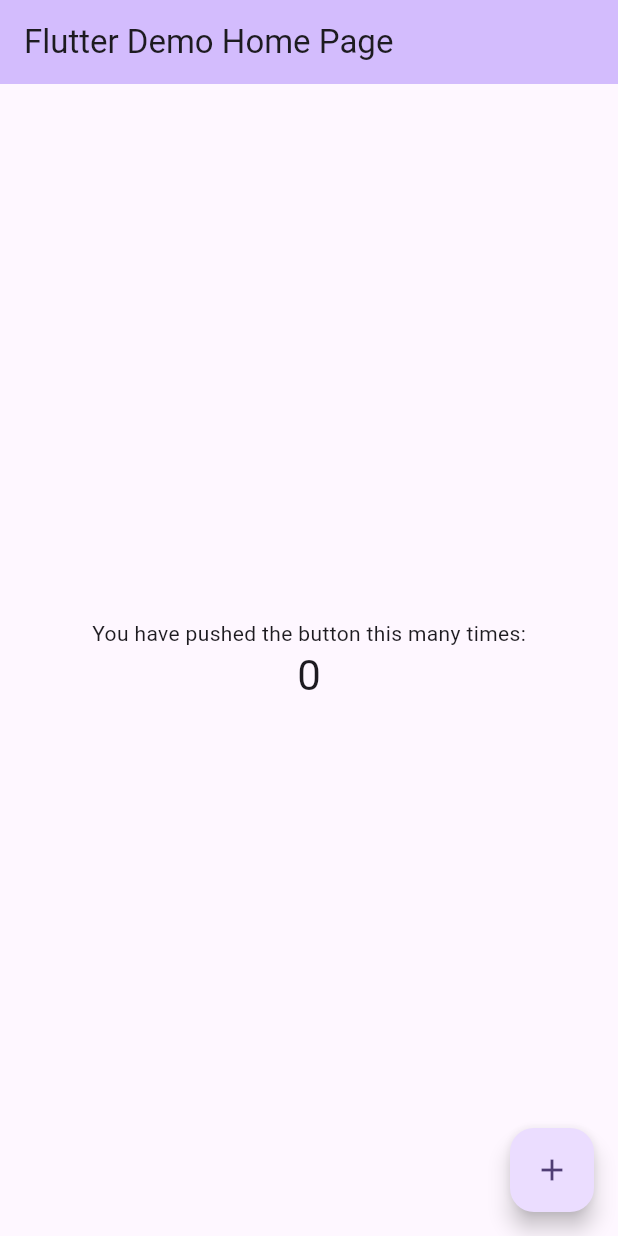
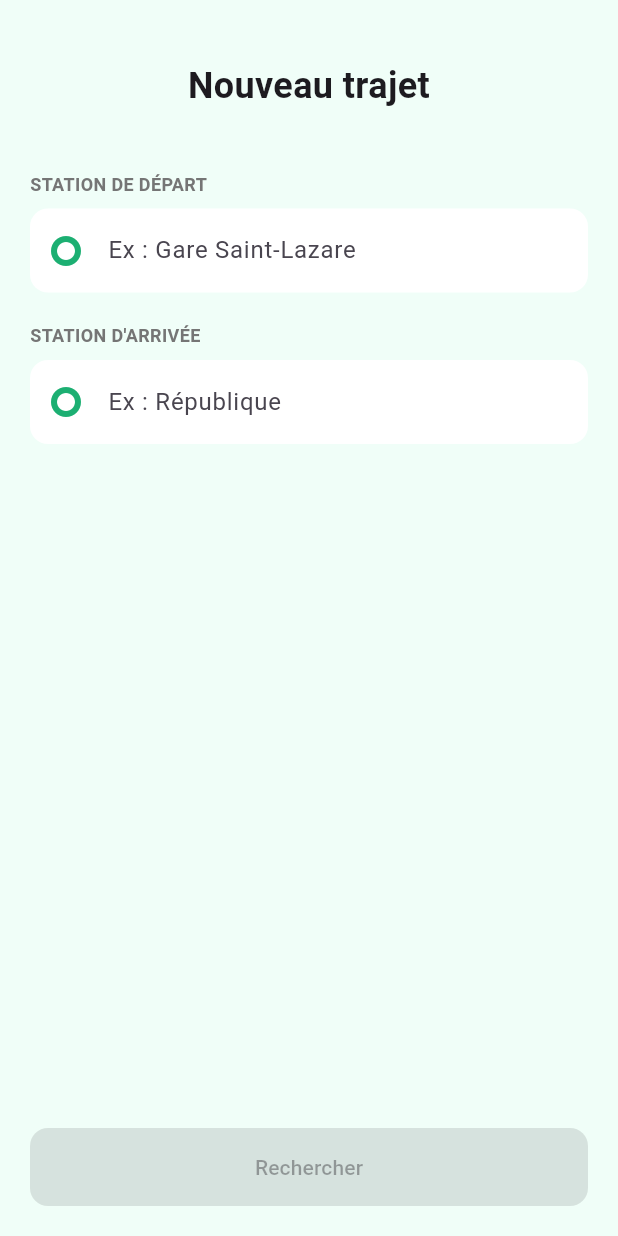
Before and after one commit to elodieln/projet_flutter_ratp, a Flutter app: the screen it shows after launch, on a phone screen of 412 x 824 dp. Run offline on Flutter 3.47's test engine with Material 3 defaults, Android fonts, the light colour scheme and no system bars; statements that could not run were skipped.

Commit message:
implémentation des features

```diff
--- a/lib/main.dart
+++ b/lib/main.dart
@@ -1,122 +1,45 @@
+// lib/main.dart
+import 'package:projet_ratp/screens/search_screen.dart';
+import 'package:projet_ratp/services/data_service.dart';
 import 'package:flutter/material.dart';
 
-void main() {
+void main() async {
+  WidgetsFlutterBinding.ensureInitialized();
+  await DataService().loadData(); // On charge les données au lancement
   runApp(const MyApp());
 }
 
 class MyApp extends StatelessWidget {
   const MyApp({super.key});
-
-  // This widget is the root of your application.
   @override
   Widget build(BuildContext context) {
     return MaterialApp(
-      title: 'Flutter Demo',
+      title: 'Positionnement RATP',
+      debugShowCheckedModeBanner: false,
       theme: ThemeData(
-        // This is the theme of your application.
-        //
-        // TRY THIS: Try running your application with "flutter run". You'll see
-        // the application has a purple toolbar. Then, without quitting the app,
-        // try changing the seedColor in the colorScheme below to Colors.green
-        // and then invoke "hot reload" (save your changes or press the "hot
-        // reload" button in a Flutter-supported IDE, or press "r" if you used
-        // the command line to start the app).
-        //
-        // Notice that the counter didn't reset back to zero; the application
-        // state is not lost during the reload. To reset the state, use hot
-        // restart instead.
-        //
-        // This works for code too, not just values: Most code changes can be
-        // tested with just a hot reload.
-        colorScheme: ColorScheme.fromSeed(seedColor: Colors.deepPurple),
+        primarySwatch: Colors.green,
+        scaffoldBackgroundColor: const Color(0xFFF0FEF8),
+        inputDecorationTheme: InputDecorationTheme(
+          filled: true,
+          fillColor: Colors.white,
+          border: OutlineInputBorder(
+            borderRadius: BorderRadius.circular(12),
+            borderSide: BorderSide.none,
+          ),
+          prefixIconColor: const Color(0xFF1CAF72),
+        ),
+        elevatedButtonTheme: ElevatedButtonThemeData(
+          style: ElevatedButton.styleFrom(
+            backgroundColor: const Color(0xFF1CAF72),
+            foregroundColor: Colors.white,
+            shape: RoundedRectangleBorder(
+              borderRadius: BorderRadius.circular(12),
+            ),
+            padding: const EdgeInsets.symmetric(vertical: 16),
+          ),
+        ),
       ),
-      home: const MyHomePage(title: 'Flutter Demo Home Page'),
+      home: const SearchScreen(), // Notre premier écran
     );
   }
 }
-
-class MyHomePage extends StatefulWidget {
-  const MyHomePage({super.key, required this.title});
-
-  // This widget is the home page of your application. It is stateful, meaning
-  // that it has a State object (defined below) that contains fields that affect
-  // how it looks.
-
-  // This class is the configuration for the state. It holds the values (in this
-  // case the title) provided by the parent (in this case the App widget) and
-  // used by the build method of the State. Fields in a Widget subclass are
-  // always marked "final".
-
-  final String title;
-
-  @override
-  State<MyHomePage> createState() => _MyHomePageState();
-}
-
-class _MyHomePageState extends State<MyHomePage> {
-  int _counter = 0;
-
-  void _incrementCounter() {
-    setState(() {
-      // This call to setState tells the Flutter framework that something has
-      // changed in this State, which causes it to rerun the build method below
-      // so that the display can reflect the updated values. If we changed
-      // _counter without calling setState(), then the build method would not be
-      // called again, and so nothing would appear to happen.
-      _counter++;
-    });
-  }
-
-  @override
-  Widget build(BuildContext context) {
-    // This method is rerun every time setState is called, for instance as done
-    // by the _incrementCounter method above.
-    //
-    // The Flutter framework has been optimized to make rerunning build methods
-    // fast, so that you can just rebuild anything that needs updating rather
-    // than having to individually change instances of widgets.
-    return Scaffold(
-      appBar: AppBar(
-        // TRY THIS: Try changing the color here to a specific color (to
-        // Colors.amber, perhaps?) and trigger a hot reload to see the AppBar
-        // change color while the other colors stay the same.
-        backgroundColor: Theme.of(context).colorScheme.inversePrimary,
-        // Here we take the value from the MyHomePage object that was created by
-        // the App.build method, and use it to set our appbar title.
-        title: Text(widget.title),
-      ),
-      body: Center(
-        // Center is a layout widget. It takes a single child and positions it
-        // in the middle of the parent.
-        child: Column(
-          // Column is also a layout widget. It takes a list of children and
-          // arranges them vertically. By default, it sizes itself to fit its
-          // children horizontally, and tries to be as tall as its parent.
-          //
-          // Column has various properties to control how it sizes itself and
-          // how it positions its children. Here we use mainAxisAlignment to
-          // center the children vertically; the main axis here is the vertical
-          // axis because Columns are vertical (the cross axis would be
-          // horizontal).
-          //
-          // TRY THIS: Invoke "debug painting" (choose the "Toggle Debug Paint"
-          // action in the IDE, or press "p" in the console), to see the
-          // wireframe for each widget.
-          mainAxisAlignment: MainAxisAlignment.center,
-          children: <Widget>[
-            const Text('You have pushed the button this many times:'),
-            Text(
-              '$_counter',
-              style: Theme.of(context).textTheme.headlineMedium,
-            ),
-          ],
-        ),
-      ),
-      floatingActionButton: FloatingActionButton(
-        onPressed: _incrementCounter,
-        tooltip: 'Increment',
-        child: const Icon(Icons.add),
-      ), // This trailing comma makes auto-formatting nicer for build methods.
-    );
-  }
-}
--- a/lib/models/positionnement.dart
+++ b/lib/models/positionnement.dart
@@ -0,0 +1,34 @@
+// lib/models/positionnement.dart
+class Positionnement {
+  final String fromName;
+  final String lineName;
+  final String toName;
+  final String positionAverage;
+  final int position;
+  final int positionMax;
+
+  Positionnement({
+    required this.fromName,
+    required this.lineName,
+    required this.toName,
+    required this.positionAverage,
+    required this.position,
+    required this.positionMax,
+  });
+
+  factory Positionnement.fromJson(Map<String, dynamic> json) {
+    return Positionnement(
+      fromName: json['from_name'] ?? 'N/A',
+      lineName: json['line_name'] ?? 'N/A',
+      toName: json['to_name'] ?? 'N/A',
+      positionAverage: json['position_average'] ?? 'N/A',
+      position: json['position'] ?? 0,
+      positionMax: json['position_max'] ?? 0,
+    );
+  }
+
+  @override
+  String toString() {
+    return 'Ligne $lineName: $fromName -> $toName ($positionAverage)';
+  }
+}
--- a/lib/screens/search_screen.dart
+++ b/lib/screens/search_screen.dart
@@ -0,0 +1,154 @@
+// lib/screens/search_screen.dart
+import 'package:projet_ratp/screens/results_screen.dart';
+import 'package:flutter/material.dart';
+import '../services/data_service.dart';
+
+class SearchScreen extends StatefulWidget {
+  const SearchScreen({super.key});
+
+  @override
+  State<SearchScreen> createState() => _SearchScreenState();
+}
+
+class _SearchScreenState extends State<SearchScreen> {
+  final DataService _dataService = DataService();
+  String? _startStation;
+  String? _endStation;
+
+  bool get isSearchButtonEnabled =>
+      _startStation != null && _endStation != null && _startStation != _endStation;
+
+  @override
+  Widget build(BuildContext context) {
+    return Scaffold(
+      body: SafeArea(
+        child: Padding(
+          padding: const EdgeInsets.all(20.0),
+          child: Column(
+            crossAxisAlignment: CrossAxisAlignment.stretch,
+            children: [
+              const SizedBox(height: 20),
+              const Text(
+                'Nouveau trajet',
+                style: TextStyle(fontSize: 24, fontWeight: FontWeight.bold),
+                textAlign: TextAlign.center,
+              ),
+              const SizedBox(height: 40),
+              _buildAutocompleteField(
+                label: 'STATION DE DÉPART',
+                hint: 'Ex : Gare Saint-Lazare',
+                onSelected: (station) {
+                  setState(() {
+                    _startStation = station;
+                  });
+                },
+              ),
+              const SizedBox(height: 20),
+              _buildAutocompleteField(
+                label: 'STATION D\'ARRIVÉE',
+                hint: 'Ex : République',
+                onSelected: (station) {
+                  setState(() {
+                    _endStation = station;
+                  });
+                },
+              ),
+              const Spacer(),
+              ElevatedButton(
+                onPressed: isSearchButtonEnabled
+                    ? () {
+                        Navigator.push(
+                          context,
+                          MaterialPageRoute(
+                            builder: (context) => ResultsScreen(
+                              startStation: _startStation!,
+                              endStation: _endStation!,
+                            ),
+                          ),
+                        );
+                      }
+                    : null,
+                child: const Text('Rechercher'),
+              ),
+            ],
+          ),
+        ),
+      ),
+    );
+  }
+
+  Widget _buildAutocompleteField({
+    required String label,
+    required String hint,
+    required Function(String) onSelected,
+  }) {
+    return Column(
+      crossAxisAlignment: CrossAxisAlignment.start,
+      children: [
+        Text(
+          label,
+          style: TextStyle(
+            color: Colors.grey[600],
+            fontWeight: FontWeight.bold,
+            fontSize: 12,
+          ),
+        ),
+        const SizedBox(height: 8),
+        Autocomplete<String>(
+          optionsBuilder: (TextEditingValue textEditingValue) {
+            if (textEditingValue.text.isEmpty) {
+              return const Iterable<String>.empty();
+            }
+            return _dataService.stationNames.where((String option) {
+              return option
+                  .toLowerCase()
+                  .contains(textEditingValue.text.toLowerCase());
+            });
+          },
+          onSelected: onSelected,
+          fieldViewBuilder:
+              (context, textEditingController, focusNode, onFieldSubmitted) {
+            return TextField(
+              controller: textEditingController,
+              focusNode: focusNode,
+              decoration: InputDecoration(
+                hintText: hint,
+                prefixIcon: const Icon(Icons.trip_origin),
+              ),
+            );
+          },
+          optionsViewBuilder: (context, onSelected, options) {
+            return Align(
+              alignment: Alignment.topLeft,
+              child: Material(
+                elevation: 4.0,
+                borderRadius: BorderRadius.circular(8),
+                child: ConstrainedBox(
+                  constraints: BoxConstraints(
+                      maxHeight: 250,
+                      maxWidth: MediaQuery.of(context).size.width - 40),
+                  child: ListView.builder(
+                    padding: EdgeInsets.zero,
+                    shrinkWrap: true,
+                    itemCount: options.length,
+                    itemBuilder: (BuildContext context, int index) {
+                      final String option = options.elementAt(index);
+                      return InkWell(
+                        onTap: () {
+                          onSelected(option);
+                        },
+                        child: ListTile(
+                          title: Text(option),
+                        ),
+                      );
+                    },
+                  ),
+                ),
+              ),
+            );
+          },
+        ),
+      ],
+    );
+  }
+}
--- a/lib/services/data_service.dart
+++ b/lib/services/data_service.dart
@@ -0,0 +1,36 @@
+// lib/services/data_service.dart
+import 'dart:convert';
+import 'package:flutter/services.dart';
+import '../models/positionnement.dart';
+
+class DataService {
+  static final DataService _instance = DataService._internal();
+  factory DataService() => _instance;
+  DataService._internal();
+
+  List<Positionnement> _allSegments = [];
+  List<String> _stationNames = [];
+
+  Future<void> loadData() async {
+    if (_allSegments.isNotEmpty) return;
+
+    final String response = await rootBundle.loadString('assets/positionnement-dans-la-rame.json');
+    final List<dynamic> data = await json.decode(response);
+
+    // On filtre pour ne garder que les connexions entre stations (stop_point)
+    _allSegments = data
+        .where((json) => json['from_type'] == 'stop_point' && json['to_type'] == 'stop_point')
+        .map((json) => Positionnement.fromJson(json))
+        .toList();
+
+    final Set<String> names = {};
+    for (var segment in _allSegments) {
+      names.add(segment.fromName);
+      names.add(segment.toName);
+    }
+    _stationNames = names.toList()..sort();
+  }
+
+  List<Positionnement> get allSegments => _allSegments;
+  List<String> get stationNames => _stationNames;
+}
```
Also changed, not shown: lib/services/pathfinding_service.dart (+11 -37 lines), lib/widgets/trip_card.dart (+23 -37 lines).
